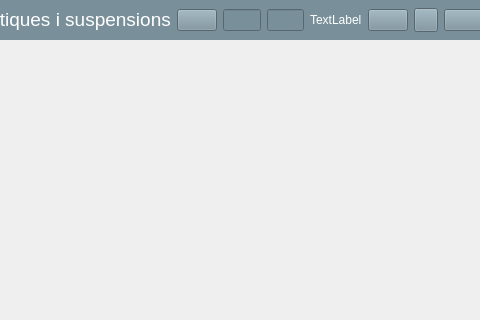
Qt form CuBista3.ui (SistemesInformacioTerritorial/Qvista) before a commit; both pictures show x 556 to 1036 and y 0 to 320 of the 1233 by 777 pixel window.
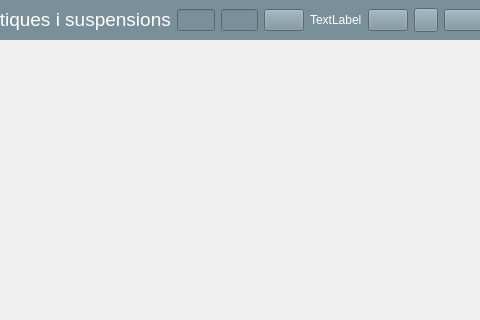
The same form after that commit. Icons and pictures are not drawn.

What changed in the file:
```diff
--- a/CuBista3.ui
+++ b/CuBista3.ui
@@ -197,6 +197,12 @@
                </property>
               </widget>
              </item>
+             <item>
+              <widget class="QLineEdit" name="leCercaPerAdreca"/>
+             </item>
+             <item>
+              <widget class="QLineEdit" name="leNumCerca"/>
+             </item>
              <item>
               <widget class="QPushButton" name="bCercaPerAdreca">
                <property name="text">
@@ -208,12 +214,6 @@
                </property>
               </widget>
              </item>
-             <item>
-              <widget class="QLineEdit" name="leCercaPerAdreca"/>
-             </item>
-             <item>
-              <widget class="QLineEdit" name="leNumCerca"/>
-             </item>
              <item>
               <widget class="QLabel" name="lSpacer">
                <property name="text">
```
